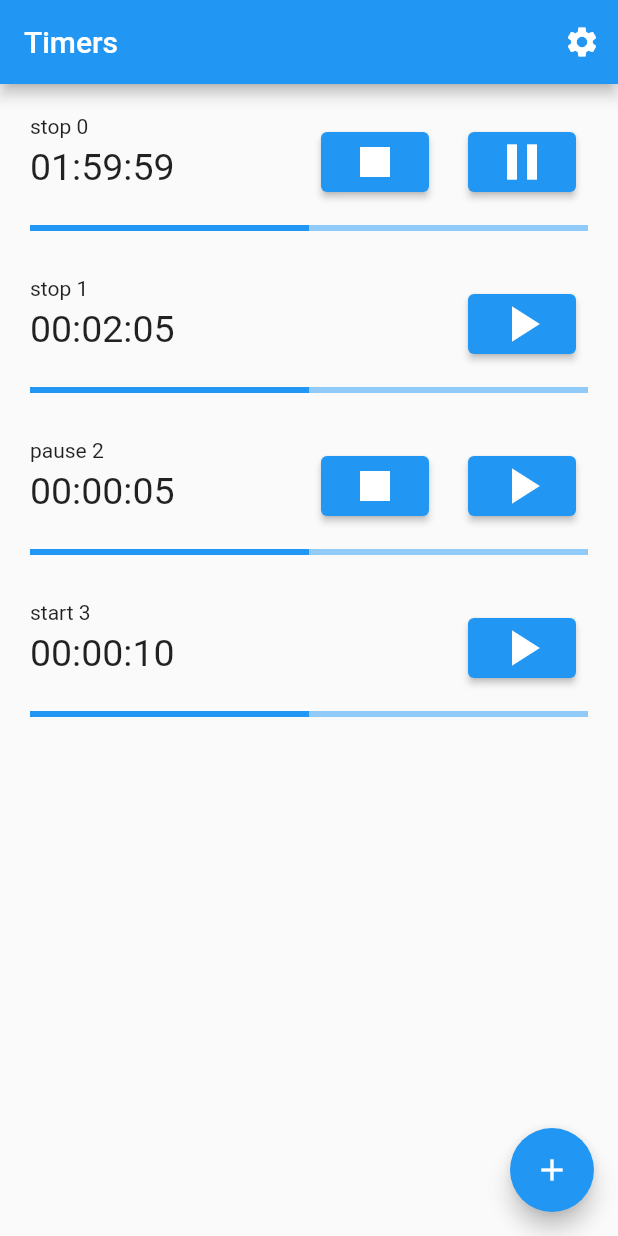
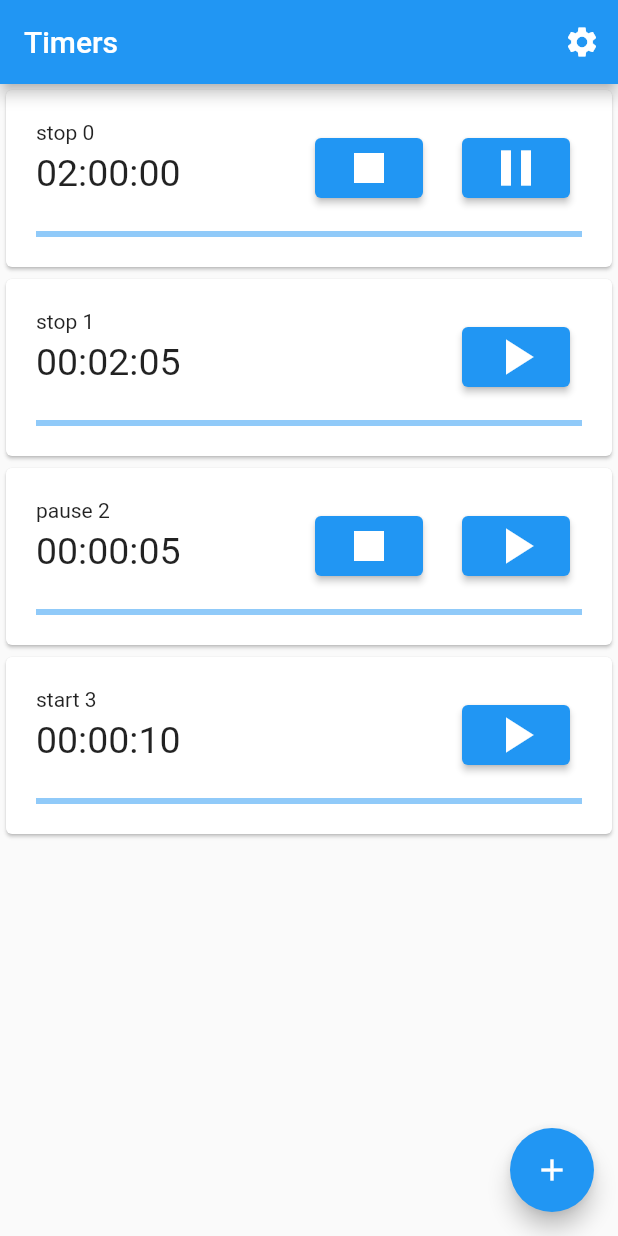
Before and after one commit to t1ooo/flutter_multitimer, a Flutter app: the screen it shows after launch, after a tap on the "play arrow" icon, on a phone screen of 412 x 824 dp. Run offline on Flutter 3.47's test engine with Material 2 defaults, Android fonts, the phone set to English and light mode, and no system bars; our stand-ins replace awesome_notifications, clock, equatable, flutter_bloc, shared_preferences; generated files the repository leaves out were written again; project files that could hold a hidden picture were left out.

```diff
--- a/lib/src/prototype.dart
+++ b/lib/src/prototype.dart
@@ -914,7 +914,10 @@ class TimerCubit extends Cubit<TimerCubitState> {
   }
 
   Future<void> _tick(Duration countdown) async {
-    if (state.timer.countdown(clock.now()) <= Duration.zero) {
+    if (state.timer.countdown(clock.now()) < Duration.zero) {
+      final timer = state.timer.copyWith();
+      emit(TimerCubitState(timer: timer));
+      await async.Future.delayed(Duration(seconds:1));
       async.unawaited(_done());
       return;
     }
@@ -933,7 +936,7 @@ class TimerCubit extends Cubit<TimerCubitState> {
     // TODO: MAYBE: add method NotificationService.sendAt(Notification, DataTime)
     await notificationService.sendDelayed(
       Notification(timer.id, timer.name, l10n.notificationBody),
-      timer.countdown(clock.now()),
+      timer.countdown(clock.now()) + Duration(seconds: 1),
       [NotificationAction('stop', l10n.stopSignalButton)],
     );
   }
@@ -992,8 +995,18 @@ DateTime dateTimeFromDuration(Duration duration) {
   );
 }
 
+// String formatCountdown(Duration countdown) {
+//   return dateFormat.format(dateTimeFromDuration(countdown));
+// }
+
 String formatCountdown(Duration countdown) {
-  return dateFormat.format(dateTimeFromDuration(countdown));
+  final inSeconds = (countdown.inMicroseconds / Duration.microsecondsPerSecond).round();
+  final dTimer = dateTime(
+    hour: inSeconds ~/ (60 * 60 * 24),
+    minute: inSeconds ~/ 60,
+    second: inSeconds % 60,
+  );
+  return dateFormat.format(dTimer);
 }
 
 class HomeView extends StatelessWidget {
@@ -1021,6 +1034,7 @@ class HomeView extends StatelessWidget {
       // child: TimerList(),
       // ),
       body: TimerList(),
+
       floatingActionButton: FloatingActionButton(
         onPressed: () {
           Navigator.push(
@@ -1302,12 +1316,23 @@ class TimerListItem extends StatelessWidget {
 
     const iconSize = 40.0;
     // timer.countdown.inSeconds
-    final fmtCountdown = formatCountdown(timer.countdown(clock.now()));
-
-    return InkWell(
+    final countdown = timer.countdown(clock.now());
+    final fmtCountdown = formatCountdown(countdown);
+    final progress =
+        // ((countdown + Duration(seconds: 1)).inMicroseconds /
+        //     timer.duration.inMicroseconds);
+        1 - (countdown.inMicroseconds / timer.duration.inMicroseconds);
+        // countdown.inMicroseconds / timer.duration.inMicroseconds;
+    // if (progress > 0) {
+      // progress += 0.1;
+    // }
+    // print(progress);
+
+    return GestureDetector(
+      child: Card(
         child: Padding(
           // padding: pagePadding,
-        padding: EdgeInsets.only(left: 20, right: 20, top: 20, bottom: 10),
+          padding: EdgeInsets.only(left: 20, right: 20, top: 20, bottom: 20),
           child: Column(
             // mainAxisAlignment: MainAxisAlignment.center,
             // crossAxisAlignment: CrossAxisAlignment.start,
@@ -1387,15 +1412,19 @@ class TimerListItem extends StatelessWidget {
                 ],
               ),
               SizedBox(height: 10),
-            LinearProgressIndicator(value: 0.5),
+              LinearProgressIndicator(value: progress),
+              // SizedBox(height: 10),
             ],
           ),
         ),
+      ),
       onTap: () {
+        // async.Future.delayed(Duration(milliseconds: 0)).then((value) {
         Navigator.push(
           context,
           MaterialPageRoute(builder: (_) => TimerEditView(timer: timer)),
         );
+        // });
       },
     );
   }
@@ -1566,7 +1595,10 @@ class TimerEditView extends StatelessWidget {
       appBar: AppBar(
         title: const Text('Edit Timer'),
       ),
-      body: TimerEdit(timer: timer, isNew: isNew),
+      body: Padding(
+        padding: pagePadding,
+        child: TimerEdit(timer: timer, isNew: isNew),
+      ),
     );
   }
 }
@@ -1600,9 +1632,7 @@ class TimerEdit extends StatelessWidget {
 
     nameController.text = timer.name;
 
-    return Padding(
-      padding: pagePadding,
-      child: Form(
+    return Form(
       child: Column(
         children: [
           Row(
@@ -1843,7 +1873,6 @@ class TimerEdit extends StatelessWidget {
           // ]
         ],
       ),
-      ),
     );
   }
 }
```
Lines whose indentation alone changed are shown as unchanged.
